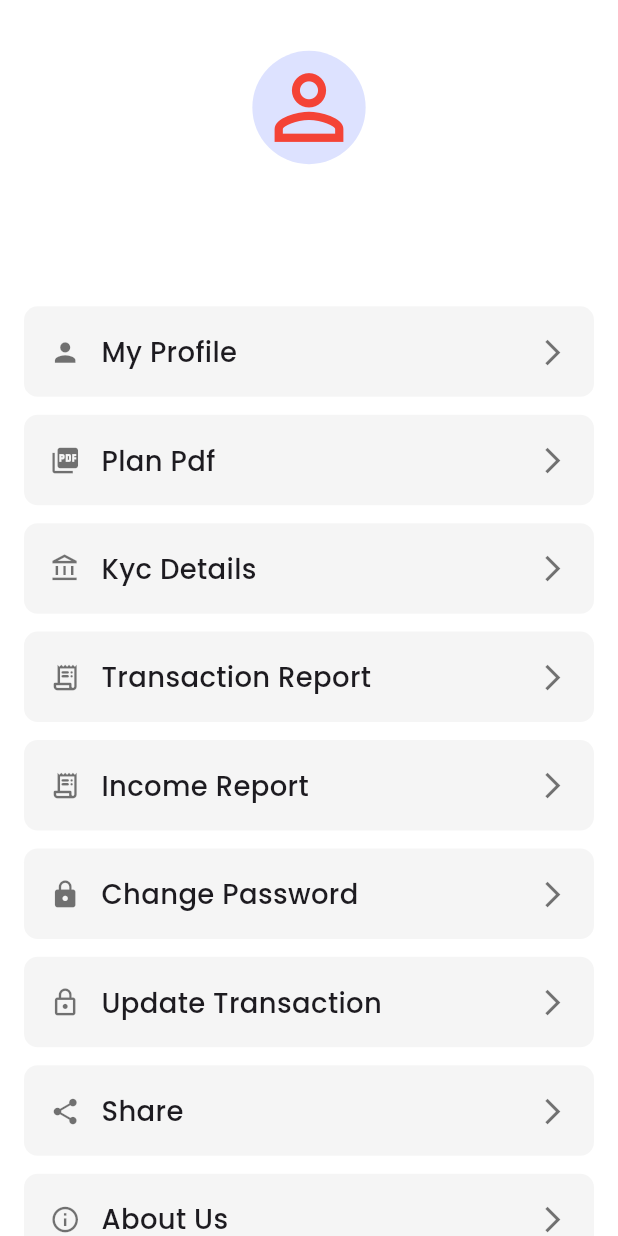
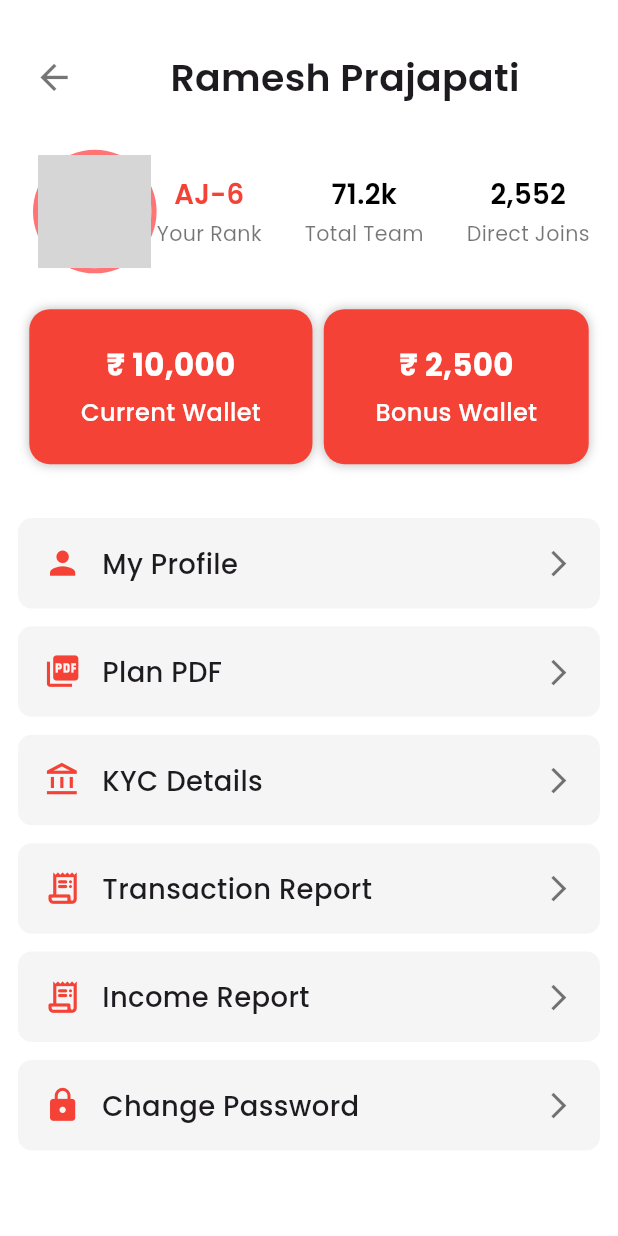
Before and after one commit to Rutu83/A-J-hub, a Flutter app: the ProfileScreen screen opened directly, on a phone screen of 412 x 824 dp. Run offline on Flutter 3.47's test engine with Material 3 defaults, Android fonts, the phone set to English and light mode, and no system bars; our stand-ins replace carousel_slider, country_picker, fl_chart, flutter_screenutil, google_fonts, lottie and 3 more; missing offline and left inert: flutter_appauth; accounts and stored records are empty; generated files the repository leaves out were written again; network calls fail; grey boxes are pictures that could not be loaded.

Commit message:
New Commit 28/09

```diff
--- a/lib/screens/business_screen.dart
+++ b/lib/screens/business_screen.dart
@@ -214,7 +214,7 @@ class _BusinessScreenState extends State<BusinessScreen> {
           Navigator.push(
             context,
             MaterialPageRoute(
-              builder: (context) => TeamMemberList(userData: businessData!['user']),
+              builder: (context) => TeamMemberList(userData: businessData!['business']['level_downline']),
             ),
           );
         }
@@ -244,8 +244,8 @@ class _BusinessScreenState extends State<BusinessScreen> {
     return Row(
       mainAxisAlignment: MainAxisAlignment.spaceBetween,
       children: [
-        _buildIncomeContainer('Direct Income', businessData?['business']['total_income'].toString() ?? '0'),
-        _buildIncomeContainer('Total Income', businessData?['business']['sponser_income'].toString() ?? '0'),
+        _buildIncomeContainer("1'st Circle Income", businessData?['business']['sponser_income'].toString() ?? '0'),
+        _buildIncomeContainer('Total Income', businessData?['business']['total_income'].toString() ?? '0'),
       ],
     );
   }
@@ -321,7 +321,7 @@ class _BusinessScreenState extends State<BusinessScreen> {
           Padding(
             padding: const EdgeInsets.all(10.0),
             child: Text(
-              'Total Team Member : ${businessData?['business']['total_downline_count'] ?? '0'}',
+              'Total Circle Member : ${businessData?['business']['total_team_count'] ?? '0'}',
               style: const TextStyle(fontSize: 18, fontWeight: FontWeight.bold),
             ),
           ),
@@ -344,7 +344,7 @@ class _BusinessScreenState extends State<BusinessScreen> {
         ),
         const SizedBox(height: 10,width: 10,),
         Expanded(
-          child: _buildStatItem(businessData?['business']['total_downline_count'].toString() ?? '0', 'Total Circle'),
+          child: _buildStatItem(businessData?['business']['total_team_count'].toString() ?? '0', 'Total Circle'),
         ),
         const SizedBox(height: 10,width: 10,),
       ],
--- a/lib/screens/profile_screen.dart
+++ b/lib/screens/profile_screen.dart
@@ -1,133 +1,122 @@
-// ignore_for_file: deprecated_member_use, use_build_context_synchronously
-
-import 'package:allinone_app/arth_screens/login_screen.dart';
-import 'package:allinone_app/main.dart';
-import 'package:allinone_app/screens/change_password_screen.dart';
-import 'package:allinone_app/screens/edit_profile.dart';
-import 'package:allinone_app/splash_screen.dart';
-import 'package:allinone_app/utils/configs.dart';
-import 'package:allinone_app/utils/constant.dart';
-import 'package:flutter/foundation.dart';
 import 'package:flutter/material.dart';
 import 'package:flutter_screenutil/flutter_screenutil.dart';
-import 'package:flutter_share/flutter_share.dart';
 import 'package:google_fonts/google_fonts.dart';
-import 'package:shared_preferences/shared_preferences.dart';
-import 'package:url_launcher/url_launcher.dart';
 
 class ProfileScreen extends StatefulWidget {
-  const ProfileScreen({super.key});
+  const ProfileScreen({Key? key}) : super(key: key);
 
   @override
   State<ProfileScreen> createState() => _ProfileScreenState();
 }
 
 class _ProfileScreenState extends State<ProfileScreen> {
-  bool isLoading = true;
-
-  @override
-  void initState() {
-    super.initState();
-
-    if (kDebugMode) {
-      print(appStore.Email);
-      print(appStore.Name);
-      print(appStore.token);
-    }
-  }
-
   @override
   Widget build(BuildContext context) {
-    Future<void> share() async {
-      String title = 'divya has invited you to $APP_NAME';
-      String message =
-          "Experience the essence of India's tea culture with the Tea Cup App. Whether you're starting your day with a serene cup of tea or exploring bustling streets, our app seamlessly blends tradition with cutting-edge technology."
-          "With just a tap, effortlessly manage your tea and water bottle supplies. Our app calculates daily supply needs tailored to each customer, ensuring you're always well-stocked."
-          "Stay in control of your business with real-time revenue tracking, empowering you to make informed decisions on the fly."
-          "Say goodbye to complex billing procedures. With a simple click, generate monthly bills and deliver them directly to your customers' WhatsApp."
-          "Streamline your operations, enhance customer satisfaction, and embrace the perfect fusion of tradition and innovation with the Tea Cup App. Join us on this journey and elevate your tea business to new heights.";
-      await FlutterShare.share(
-        title: title,
-        text: message,
-        linkUrl: Playstore_URL,
-        chooserTitle: 'Share with buddies',
-      );
-    }
-
     return Scaffold(
       backgroundColor: Colors.white,
       body: SingleChildScrollView(
         child: Padding(
-          padding: const EdgeInsets.only(left: 16,right: 16,top: 10,bottom: 100),
+          padding: const EdgeInsets.symmetric(horizontal: 12.0, vertical: 16.0),
           child: Column(
             crossAxisAlignment: CrossAxisAlignment.center,
             children: [
-              SizedBox(height: 20.h),
-              CircleAvatar(
-                radius: 33.r,
-                backgroundColor: Colors.indigoAccent.withOpacity(0.2),
-                child: Icon(Icons.person_outline, size: 60.sp, color: Colors.red),
-              ),
-              SizedBox(height: 6.h),
-              Text(
-                appStore.Name,
-                style: GoogleFonts.poppins(fontSize: 22.sp, fontWeight: FontWeight.w600),
-              ),
-              SizedBox(height: 4.h),
-              Text(
-                appStore.Email,
-                style: GoogleFonts.poppins(fontSize: 14.sp, fontWeight: FontWeight.w400, color: Colors.black87),
-              ),
               SizedBox(height: 10.h),
-              _buildOptionRow('My Profile', Icons.person, () {
-                Navigator.push(context, MaterialPageRoute(builder: (context) => const EditProfile()));
-              }),
-              _buildOptionRow('Plan Pdf', Icons.picture_as_pdf),
-              _buildOptionRow('Kyc Details', Icons.account_balance_outlined),
-              _buildOptionRow('Transaction Report', Icons.receipt_long_rounded),
-              _buildOptionRow('Income Report', Icons.receipt_long_rounded),
-              _buildOptionRow('Change Password', Icons.lock, () {
-                Navigator.push(context, MaterialPageRoute(builder: (context) => const ChangePasswordPage()));
-              }),
-              _buildOptionRow('Update Transaction', Icons.lock_outline),
-              _buildOptionRow('Share', Icons.share, share),
-              _buildOptionRow('About Us', Icons.info_outline, _launchURL),
-
-              InkWell(
-                onTap: () async {
-                  var pref = await SharedPreferences.getInstance();
-
-                  // Remove specific keys
-                  await pref.remove(SplashScreenState.keyLogin);
-                  await pref.remove(TOKEN);
-                  await pref.remove(NAME);
-                  await pref.remove(EMAIL);
-
-                  // Reset app store data
-                  await appStore.setToken('', isInitializing: true);
-                  await appStore.setName('', isInitializing: true);
-                  await appStore.setEmail('', isInitializing: true);
-
-                  // Navigate to login
-                  Navigator.pushReplacement(context, MaterialPageRoute(builder: (context) => const LoginScreen()));
-                },
-                child: Container(
-                  padding: EdgeInsets.symmetric(vertical: 12.h, horizontal: 24.w),
-                  margin: EdgeInsets.symmetric(vertical: 16.h, horizontal: 32.w),
-                  decoration: BoxDecoration(
-                    color: Colors.red,
-                    borderRadius: BorderRadius.circular(8.r),
-                  ),
-                  child: Center(
-                    child: Text(
-                      'Log out',
-                      style: GoogleFonts.poppins(fontSize: 15.sp, fontWeight: FontWeight.w600, color: Colors.white),
+              // Back Button
+              Row(
+                children: [
+                  Align(
+                    alignment: Alignment.topLeft,
+                    child: IconButton(
+                      icon: Icon(Icons.arrow_back, size: 24.sp, color: Colors.black54),
+                      onPressed: () => Navigator.pop(context),
                     ),
                   ),
+                  Spacer(),  // Add spacer to move the name to the center
+                  Text(
+                    "Ramesh Prajapati",  // Replace with user's name
+                    style: GoogleFonts.poppins(fontSize: 22.sp, fontWeight: FontWeight.w600),
+                  ),
+                  Spacer(),  // Add spacer to balance layout
+                ],
+              ),
+              // Profile Section
+              SizedBox(height: 20.h),
+              Padding(
+                padding: const EdgeInsets.symmetric(horizontal: 10),
+                child: Row(
+                  children: [
+                    CircleAvatar(
+                      radius: 36.r,
+                      backgroundColor: Colors.redAccent.withOpacity(0.8),
+                      child: CircleAvatar(
+                        radius: 33.r,
+                        backgroundImage: NetworkImage('https://your_image_link.com'), // Replace with user's profile picture
+                      ),
+                    ),
+                    Spacer(),
+                    Row(
+                      mainAxisAlignment: MainAxisAlignment.center,
+                      children: [
+                        Column(
+                          children: [
+                            Text(
+                              "AJ-6",
+                              style: GoogleFonts.poppins(fontSize: 16.sp, fontWeight: FontWeight.w600, color: Colors.red),
+                            ),
+                            SizedBox(height: 3.h),
+                            Text("Your Rank", style: GoogleFonts.poppins(fontSize: 12.sp, color: Colors.black54)),
+                          ],
+                        ),
+                        SizedBox(width: 25.w),
+                        Column(
+                          children: [
+
+                            Text(
+                              "71.2k",
+                              style: GoogleFonts.poppins(fontSize: 16.sp, fontWeight: FontWeight.w600, color: Colors.black),
+                            ),
+                            SizedBox(height: 3.h),
+                            Text("Total Team", style: GoogleFonts.poppins(fontSize: 12.sp, color: Colors.black54)),
+                          ],
+                        ),
+                        SizedBox(width: 25.w),
+                        Column(
+                          children: [
+                            Text(
+                              "2,552",
+                              style: GoogleFonts.poppins(fontSize: 16.sp, fontWeight: FontWeight.w600, color: Colors.black),
+                            ),
+                            SizedBox(height: 3.h),
+                            Text("Direct Joins", style: GoogleFonts.poppins(fontSize: 12.sp, color: Colors.black54)),
+                          ],
+                        ),
+                      ],
+                    ),
+                  ],
                 ),
               ),
+              // Rank, Team, Joins
 
-              SizedBox(height: 25.h),
+
+              SizedBox(height: 20.h),
+              // Wallet Section
+              Row(
+                mainAxisAlignment: MainAxisAlignment.spaceEvenly,
+                children: [
+                  _buildWalletBox("₹ 10,000", "Current Wallet", Colors.red),
+                  _buildWalletBox("₹ 2,500", "Bonus Wallet", Colors.red),
+                ],
+              ),
+              SizedBox(height: 20.h),
+
+              // Menu Options
+              _buildMenuOption(Icons.person, "My Profile"),
+              _buildMenuOption(Icons.picture_as_pdf, "Plan PDF"),
+              _buildMenuOption(Icons.account_balance_outlined, "KYC Details"),
+              _buildMenuOption(Icons.receipt_long_rounded, "Transaction Report"),
+              _buildMenuOption(Icons.receipt_long_rounded, "Income Report"),
+              _buildMenuOption(Icons.lock, "Change Password"),
+              SizedBox(height: 30.h),
             ],
           ),
         ),
@@ -135,9 +124,37 @@ class _ProfileScreenState extends State<ProfileScreen> {
     );
   }
 
-  Widget _buildOptionRow(String title, IconData icon, [VoidCallback? onTap]) {
+  // Function to build Wallet Box
+  Widget _buildWalletBox(String amount, String label, Color color) {
+    return Container(
+      padding: EdgeInsets.symmetric(vertical: 19.h, horizontal: 30.w),
+      decoration: BoxDecoration(
+        color: color,
+        borderRadius: BorderRadius.circular(12.r),
+        boxShadow: [BoxShadow(color: Colors.black26, blurRadius: 5)],
+      ),
+      child: Column(
+        children: [
+          Text(
+            amount,
+            style: GoogleFonts.poppins(fontSize: 18.sp, fontWeight: FontWeight.w700, color: Colors.white),
+          ),
+          SizedBox(height: 5.h),
+          Text(
+            label,
+            style: GoogleFonts.poppins(fontSize: 14.sp, fontWeight: FontWeight.w500, color: Colors.white),
+          ),
+        ],
+      ),
+    );
+  }
+
+  // Function to build Menu Option
+  Widget _buildMenuOption(IconData icon, String label) {
     return InkWell(
-      onTap: onTap,
+      onTap: () {
+        // Handle navigation
+      },
       child: Container(
         margin: EdgeInsets.only(top: 10.h),
         padding: EdgeInsets.all(15.w),
@@ -147,10 +164,10 @@ class _ProfileScreenState extends State<ProfileScreen> {
         ),
         child: Row(
           children: [
-            Icon(icon, color: Colors.black54, size: 18.sp),
+            Icon(icon, color: Colors.red, size: 22.sp),
             SizedBox(width: 12.w),
             Text(
-              title,
+              label,
               style: GoogleFonts.poppins(fontSize: 16.sp, fontWeight: FontWeight.w500),
             ),
             const Spacer(),
@@ -160,13 +177,4 @@ class _ProfileScreenState extends State<ProfileScreen> {
       ),
     );
   }
-
-  Future<void> _launchURL() async {
-    const url = 'https://website.com';
-    if (await canLaunch(url)) {
-      await launch(url);
-    } else {
-      throw 'Could not launch $url';
-    }
-  }
 }
```
Also changed, not shown: lib/screens/team_member_list.dart (+163 -49 lines).
